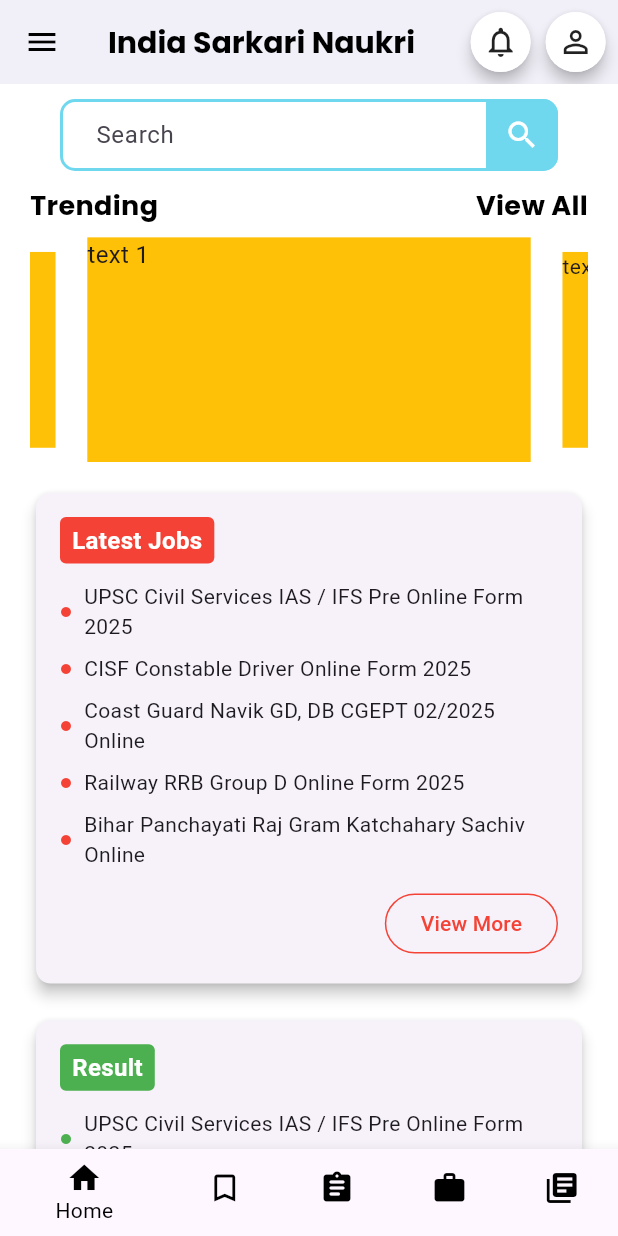
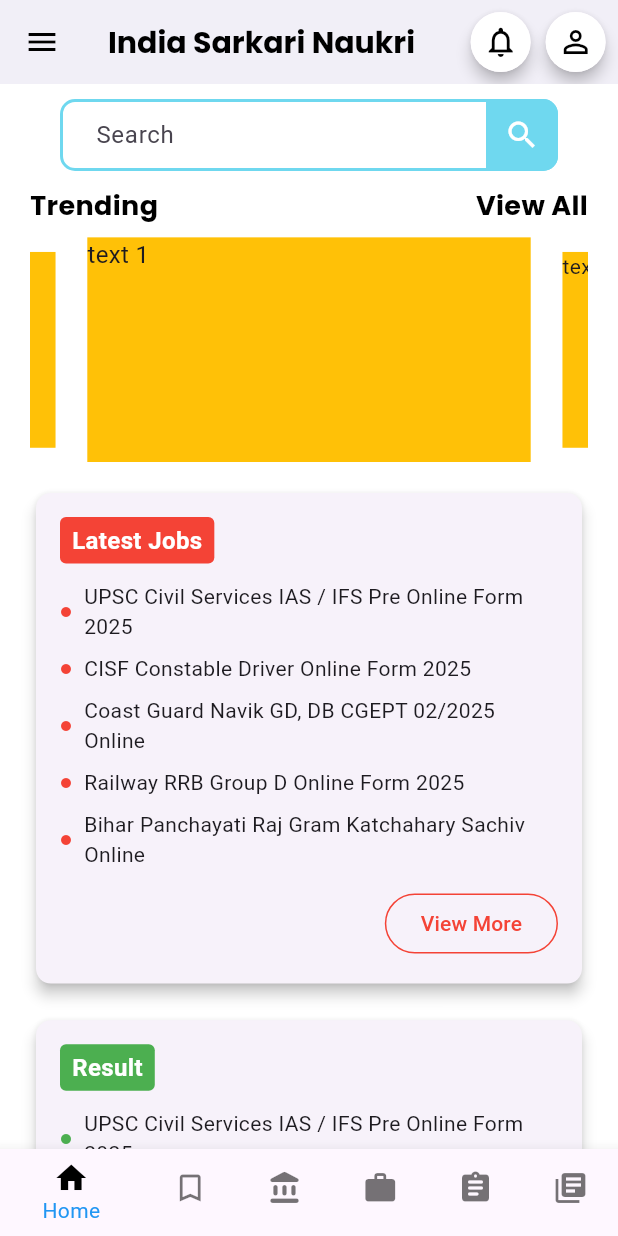
Before and after one commit to mediatechtemple/india-sakari-app, a Flutter app: the screen it shows after launch, on a phone screen of 412 x 824 dp. Run offline on Flutter 3.47's test engine with Material 3 defaults, Android fonts, the phone set to English and light mode, and no system bars; drawn by our look-alikes of carousel_slider; our stand-ins replace firebase_core, firebase_crashlytics, firebase_messaging, get, google_fonts; accounts and stored records are empty.

```diff
--- a/lib/main.dart
+++ b/lib/main.dart
@@ -56,11 +56,6 @@ class MyApp extends StatelessWidget {
         //   ...AppPages.pages,    // Dynamic routes from AppPages
         // ],
 
-        routes: {
-          '/': (context) => const Homescreen(),
-          '/mock_test': (context) => MockTestPage(),
-          '/notification': (context) => NotificationPage(),
-        },
       );
     });
   }
--- a/lib/themes/dark_theme.dart
+++ b/lib/themes/dark_theme.dart
@@ -19,4 +19,17 @@ final ThemeData darkTheme = ThemeData(
     textTheme: ButtonTextTheme.primary,
   ),
   cardColor: Colors.black54,
+
+  // Bottom Navigation Bar theme (for BottomNavigationBar items)
+  bottomNavigationBarTheme: BottomNavigationBarThemeData(
+    backgroundColor: Colors.black87,    // Background of the Bottom Navigation Bar
+    selectedItemColor: Colors.white,    // Color for selected items
+    unselectedItemColor: Colors.grey,   // Color for unselected items
+  ),
+
+  // Icon Theme
+  iconTheme: IconThemeData(
+    color: Colors.white, // Default icon color for dark mode
+  ),
+
 );
--- a/lib/themes/light_theme.dart
+++ b/lib/themes/light_theme.dart
@@ -17,4 +17,16 @@ final ThemeData lightTheme = ThemeData(
     textTheme: ButtonTextTheme.primary,
   ),
   cardColor: Colors.white,
+
+
+  bottomNavigationBarTheme: BottomNavigationBarThemeData(
+    backgroundColor: Colors.white,   // Background of the Bottom Navigation Bar
+    selectedItemColor: Colors.blue,  // Color for selected items
+    unselectedItemColor: Colors.black54, // Color for unselected items
+  ),
+
+  // Icon Theme
+  iconTheme: IconThemeData(
+    color: Colors.black,  // Default icon color for light mode
+  ),
 );
--- /dev/null
+++ b/lib/views/CustomBottomNavBar.dart
@@ -0,0 +1,46 @@
+import 'package:flutter/material.dart';
+import 'package:get/get.dart';
+
+import '../viewmodels/TabControllerViewModel.dart';
+
+
+class CustomBottomNavBar extends StatelessWidget {
+  final TabControllerViewModel tabController = Get.find<TabControllerViewModel>();
+
+  CustomBottomNavBar({super.key});
+
+  @override
+  Widget build(BuildContext context) {
+    return Obx(() =>BottomNavigationBar(
+      currentIndex: tabController.currentIndex.value,
+      onTap: tabController.changeTab,
+      items:  const <BottomNavigationBarItem>[
+            BottomNavigationBarItem(
+              icon: Icon(Icons.home,color: Colors.black,),
+              label: 'Home',
+            ),
+            BottomNavigationBarItem(
+              icon: Icon(Icons.bookmark_border),
+              label: 'Saved',
+            ),
+        BottomNavigationBarItem(
+          icon: Icon(Icons.account_balance_rounded),
+          label: 'Admission',
+        ),
+             BottomNavigationBarItem(
+          icon: Icon(Icons.work),
+          label: 'Jobs',
+        ),
+            BottomNavigationBarItem(
+              icon: Icon(Icons.assignment_rounded),
+              label: 'MockTest',
+            ),
+
+            BottomNavigationBarItem(
+              icon: Icon(Icons.library_books),
+              label: 'Library',
+            ),
+          ],
+    ) );
+  }
+}
--- a/lib/views/HomeScreen.dart
+++ b/lib/views/HomeScreen.dart
@@ -1,10 +1,14 @@
 import 'package:flutter/material.dart';
+import 'package:get/get.dart';
+import 'package:get/get_core/src/get_main.dart';
 import 'package:google_fonts/google_fonts.dart';
 import 'package:indiasarkarinaukri/views/Drawer.dart';
 import 'package:indiasarkarinaukri/views/UIHelper.dart';
 
 import '../utils/ScreenUtils.dart';
 import '../utils/notification_page.dart';
+import '../viewmodels/TabControllerViewModel.dart';
+import 'CustomBottomNavBar.dart';
 
 class Homescreen extends StatefulWidget {
   const Homescreen({super.key});
@@ -29,7 +33,7 @@ class _HomescreenState extends State<Homescreen> {
 
     double screenWidth = ScreenUtils.getScreenWidth(context);
     double screenHeight = ScreenUtils.getScreenHeight(context);
-
+    final TabControllerViewModel tabController = Get.put(TabControllerViewModel());
     return Scaffold(
       appBar: AppBar(
         title: UIHelper.textview(
@@ -155,55 +159,12 @@ class _HomescreenState extends State<Homescreen> {
               ),
               SizedBox(height: screenHeight * 0.02),
 
-              // Advertisement With Us Section
-              GestureDetector(
-                child: Container(
-                  padding: EdgeInsets.all(15),
-                  color: Colors.blue, // Adjust the color as needed
-                  child: Center(
-                    child: UIHelper.textview(
-                      "Advertisement With Us",
-                      FontWeight.bold,
-                      18,
-                      GoogleFonts.poppins(),
-                      Colors.white,
-                    ),
-                  ),
-                ),
-              ),
             ],
           ),
         ),
       ),
       // Bottom Navigation Bar with black icons
-      bottomNavigationBar: BottomNavigationBar(
-        currentIndex: _selectedIndex,
-        onTap: _onItemTapped,
-        selectedItemColor: Colors.black, // Selected item color black
-        unselectedItemColor: Colors.black, // Unselected item color black
-        items: const <BottomNavigationBarItem>[
-          BottomNavigationBarItem(
-            icon: Icon(Icons.home),
-            label: 'Home',
-          ),
-          BottomNavigationBarItem(
-            icon: Icon(Icons.bookmark_border),
-            label: 'Saved',
-          ),
-          BottomNavigationBarItem(
-            icon: Icon(Icons.assignment_rounded),
-            label: 'MockTest',
-          ),
-          BottomNavigationBarItem(
-            icon: Icon(Icons.work),
-            label: 'Jobs',
-          ),
-          BottomNavigationBarItem(
-            icon: Icon(Icons.library_books),
-            label: 'Library',
-          ),
-        ],
-      ),
+      bottomNavigationBar: CustomBottomNavBar()
     );
   }
 }
```
Also changed, not shown: lib/viewmodels/TabControllerViewModel.dart (added, +32 -0 lines), lib/views/mocktest.dart (+2 -16 lines).
